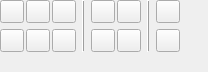
The window that plugins/dockers/arrangedocker/arrange_docker_widget.ui (KDE/krita) describes before a commit, drawn with Qt 5.
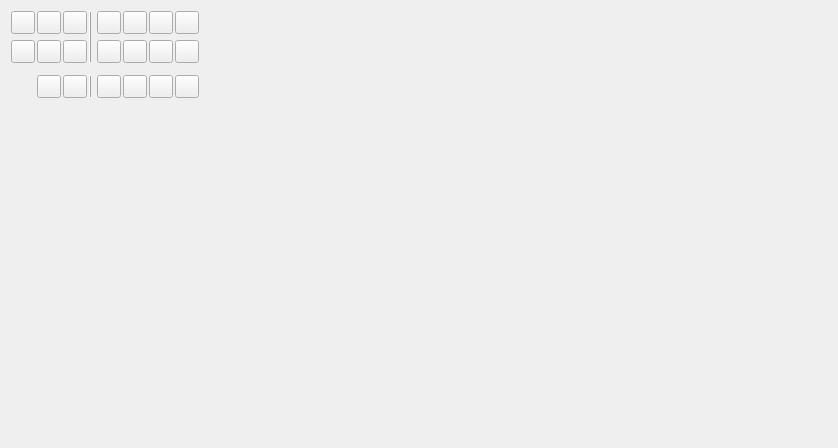
The same window after the commit.

Commit message: Implement distribute objects action

```diff
--- a/plugins/dockers/arrangedocker/arrange_docker_widget.ui
+++ b/plugins/dockers/arrangedocker/arrange_docker_widget.ui
@@ -6,23 +6,11 @@
    <rect>
     <x>0</x>
     <y>0</y>
-    <width>208</width>
-    <height>72</height>
+    <width>838</width>
+    <height>448</height>
    </rect>
   </property>
-  <layout class="QGridLayout" name="gridLayout_4">
-   <property name="leftMargin">
-    <number>0</number>
-   </property>
-   <property name="topMargin">
-    <number>0</number>
-   </property>
-   <property name="rightMargin">
-    <number>0</number>
-   </property>
-   <property name="bottomMargin">
-    <number>0</number>
-   </property>
+  <layout class="QGridLayout" name="gridLayout_2">
    <item row="0" column="0">
     <layout class="QGridLayout" name="gridLayout">
      <property name="horizontalSpacing">
@@ -58,6 +46,56 @@
        </property>
       </widget>
      </item>
+     <item row="0" column="3" rowspan="2">
+      <widget class="QFrame" name="frame">
+       <property name="frameShape">
+        <enum>QFrame::VLine</enum>
+       </property>
+       <property name="frameShadow">
+        <enum>QFrame::Raised</enum>
+       </property>
+      </widget>
+     </item>
+     <item row="0" column="4">
+      <widget class="QToolButton" name="hDistributeLeft">
+       <property name="focusPolicy">
+        <enum>Qt::NoFocus</enum>
+       </property>
+       <property name="text">
+        <string/>
+       </property>
+      </widget>
+     </item>
+     <item row="0" column="5">
+      <widget class="QToolButton" name="hDistributeCenter">
+       <property name="focusPolicy">
+        <enum>Qt::NoFocus</enum>
+       </property>
+       <property name="text">
+        <string/>
+       </property>
+      </widget>
+     </item>
+     <item row="0" column="6">
+      <widget class="QToolButton" name="hDistributeRight">
+       <property name="focusPolicy">
+        <enum>Qt::NoFocus</enum>
+       </property>
+       <property name="text">
+        <string/>
+       </property>
+      </widget>
+     </item>
+     <item row="0" column="7">
+      <widget class="QToolButton" name="hDistributeGaps">
+       <property name="focusPolicy">
+        <enum>Qt::NoFocus</enum>
+       </property>
+       <property name="text">
+        <string/>
+       </property>
+      </widget>
+     </item>
      <item row="1" column="0">
       <widget class="QToolButton" name="topAlign">
        <property name="focusPolicy">
@@ -88,24 +126,99 @@
        </property>
       </widget>
      </item>
-    </layout>
-   </item>
-   <item row="0" column="1">
-    <widget class="QFrame" name="frame">
-     <property name="frameShape">
-      <enum>QFrame::VLine</enum>
-     </property>
-     <property name="frameShadow">
-      <enum>QFrame::Raised</enum>
-     </property>
-    </widget>
-   </item>
-   <item row="0" column="2">
-    <layout class="QGridLayout" name="gridLayout_2">
-     <property name="horizontalSpacing">
-      <number>2</number>
-     </property>
-     <item row="0" column="0">
+     <item row="1" column="4">
+      <widget class="QToolButton" name="vDistributeTop">
+       <property name="focusPolicy">
+        <enum>Qt::NoFocus</enum>
+       </property>
+       <property name="text">
+        <string/>
+       </property>
+      </widget>
+     </item>
+     <item row="1" column="5">
+      <widget class="QToolButton" name="vDistributeCenter">
+       <property name="focusPolicy">
+        <enum>Qt::NoFocus</enum>
+       </property>
+       <property name="text">
+        <string/>
+       </property>
+      </widget>
+     </item>
+     <item row="1" column="7">
+      <widget class="QToolButton" name="vDistributeGaps">
+       <property name="focusPolicy">
+        <enum>Qt::NoFocus</enum>
+       </property>
+       <property name="text">
+        <string/>
+       </property>
+      </widget>
+     </item>
+     <item row="2" column="3">
+      <spacer name="verticalSpacer_2">
+       <property name="orientation">
+        <enum>Qt::Vertical</enum>
+       </property>
+       <property name="sizeType">
+        <enum>QSizePolicy::Minimum</enum>
+       </property>
+       <property name="sizeHint" stdset="0">
+        <size>
+         <width>6</width>
+         <height>6</height>
+        </size>
+       </property>
+      </spacer>
+     </item>
+     <item row="3" column="0">
+      <spacer name="horizontalSpacer_2">
+       <property name="orientation">
+        <enum>Qt::Horizontal</enum>
+       </property>
+       <property name="sizeType">
+        <enum>QSizePolicy::Preferred</enum>
+       </property>
+       <property name="sizeHint" stdset="0">
+        <size>
+         <width>6</width>
+         <height>6</height>
+        </size>
+       </property>
+      </spacer>
+     </item>
+     <item row="3" column="1">
+      <widget class="QToolButton" name="group">
+       <property name="focusPolicy">
+        <enum>Qt::NoFocus</enum>
+       </property>
+       <property name="text">
+        <string/>
+       </property>
+      </widget>
+     </item>
+     <item row="3" column="2">
+      <widget class="QToolButton" name="ungroup">
+       <property name="focusPolicy">
+        <enum>Qt::NoFocus</enum>
+       </property>
+       <property name="text">
+        <string/>
+       </property>
+      </widget>
+     </item>
+     <item row="3" column="3">
+      <widget class="QFrame" name="frame_2">
+       <property name="frameShape">
+        <enum>QFrame::VLine</enum>
+       </property>
+       <property name="frameShadow">
+        <enum>QFrame::Raised</enum>
+       </property>
+      </widget>
+     </item>
+     <item row="3" column="4">
       <widget class="QToolButton" name="bringToFront">
        <property name="focusPolicy">
         <enum>Qt::NoFocus</enum>
@@ -115,7 +228,7 @@
        </property>
       </widget>
      </item>
-     <item row="0" column="1">
+     <item row="3" column="5">
       <widget class="QToolButton" name="raiseLevel">
        <property name="focusPolicy">
         <enum>Qt::NoFocus</enum>
@@ -125,17 +238,7 @@
        </property>
       </widget>
      </item>
-     <item row="1" column="0">
-      <widget class="QToolButton" name="sendBack">
-       <property name="focusPolicy">
-        <enum>Qt::NoFocus</enum>
-       </property>
-       <property name="text">
-        <string/>
-       </property>
-      </widget>
-     </item>
-     <item row="1" column="1">
+     <item row="3" column="6">
       <widget class="QToolButton" name="lowerLevel">
        <property name="focusPolicy">
         <enum>Qt::NoFocus</enum>
@@ -145,25 +248,8 @@
        </property>
       </widget>
      </item>
-    </layout>
-   </item>
-   <item row="0" column="3">
-    <widget class="QFrame" name="frame_2">
-     <property name="frameShape">
-      <enum>QFrame::VLine</enum>
-     </property>
-     <property name="frameShadow">
-      <enum>QFrame::Raised</enum>
-     </property>
-    </widget>
-   </item>
-   <item row="0" column="4">
-    <layout class="QGridLayout" name="gridLayout_3">
-     <property name="horizontalSpacing">
-      <number>2</number>
-     </property>
-     <item row="1" column="0">
-      <widget class="QToolButton" name="ungroup">
+     <item row="3" column="7">
+      <widget class="QToolButton" name="sendBack">
        <property name="focusPolicy">
         <enum>Qt::NoFocus</enum>
        </property>
@@ -172,8 +258,8 @@
        </property>
       </widget>
      </item>
-     <item row="0" column="0">
-      <widget class="QToolButton" name="group">
+     <item row="1" column="6">
+      <widget class="QToolButton" name="vDistributeBottom">
        <property name="focusPolicy">
         <enum>Qt::NoFocus</enum>
        </property>
@@ -184,31 +270,31 @@
      </item>
     </layout>
    </item>
-   <item row="0" column="5">
+   <item row="0" column="1">
     <spacer name="horizontalSpacer">
      <property name="orientation">
       <enum>Qt::Horizontal</enum>
      </property>
-     <property name="sizeType">
-      <enum>QSizePolicy::Expanding</enum>
-     </property>
      <property name="sizeHint" stdset="0">
       <size>
-       <width>0</width>
-       <height>0</height>
+       <width>631</width>
+       <height>20</height>
       </size>
      </property>
     </spacer>
    </item>
    <item row="1" column="0">
-    <widget class="QWidget" name="SpecialSpacer" native="true">
-     <property name="sizePolicy">
-      <sizepolicy hsizetype="Preferred" vsizetype="Expanding">
-       <horstretch>0</horstretch>
-       <verstretch>0</verstretch>
-      </sizepolicy>
+    <spacer name="verticalSpacer">
+     <property name="orientation">
+      <enum>Qt::Vertical</enum>
      </property>
-    </widget>
+     <property name="sizeHint" stdset="0">
+      <size>
+       <width>20</width>
+       <height>323</height>
+      </size>
+     </property>
+    </spacer>
    </item>
   </layout>
  </widget>
```
The commit also changes 5 other files.
